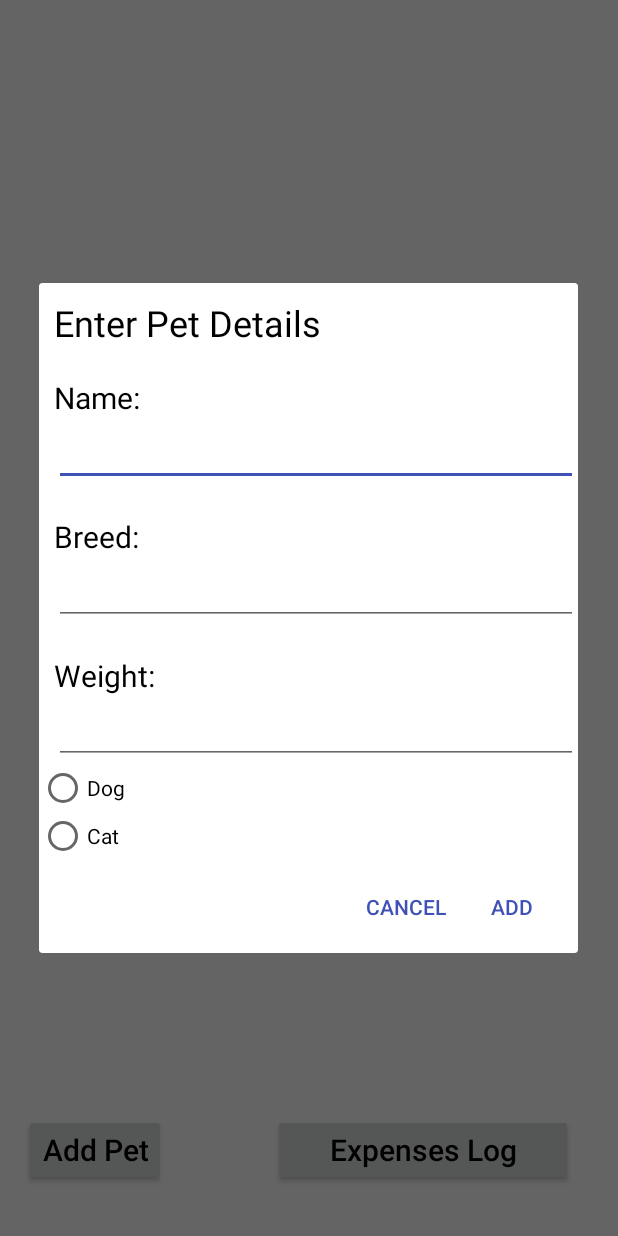
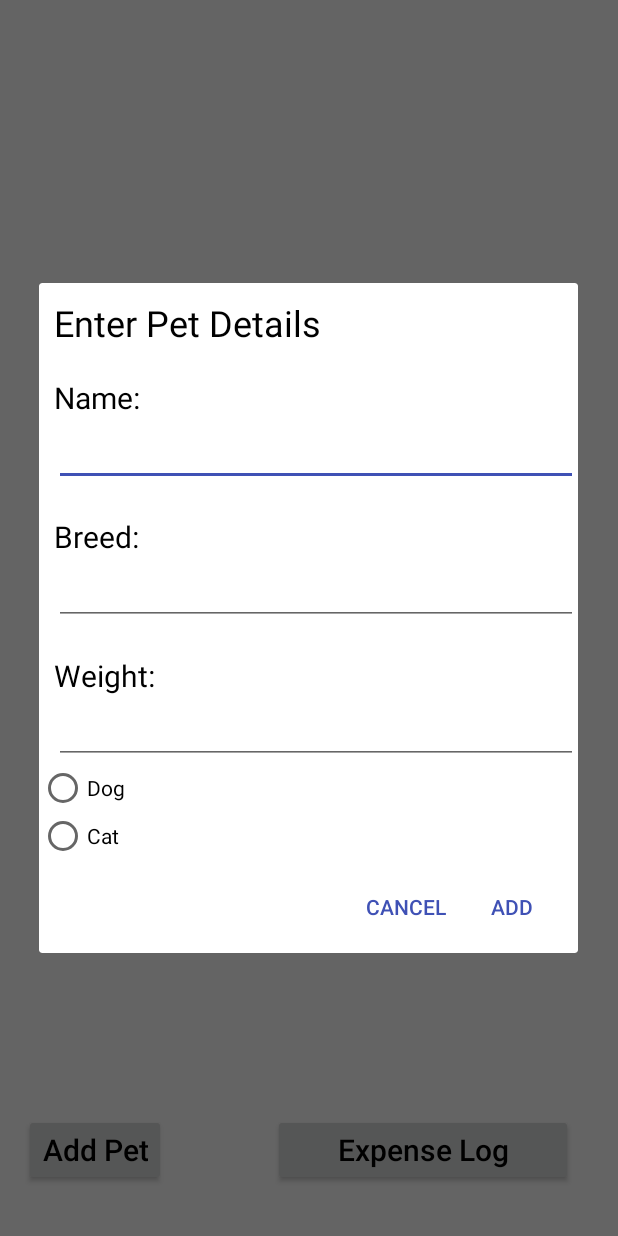
Before and after one commit to will1467/PetManagerApplication, an Android app: the screen it shows after launch (MainActivity), after a tap on "Add Pet", on a phone screen of 412 x 824 dp. Run offline under Robolectric (Android 15) with nearby library versions, the phone set to English and light mode, and no system bars.

Commit message:
Updated with error checking

```diff
--- a/app/src/main/res/layout/activity_feeding.xml
+++ b/app/src/main/res/layout/activity_feeding.xml
@@ -17,7 +17,7 @@
             android:id="@+id/feeding_title"
             android:layout_width="wrap_content"
             android:layout_height="56dp"
-            android:text="Schedule Feeding Times"
+            android:text="@string/feed_time"
             android:textAllCaps="false"
             android:textColor="@android:color/black"
             android:textSize="30sp"
@@ -29,7 +29,7 @@
             android:layout_width="match_parent"
             android:layout_height="wrap_content"
             android:onClick="showTimePicker"
-            android:text="Schedule New Feeding Time"
+            android:text="@string/new_time"
             android:textAllCaps="false" />
 
         <TextView
@@ -37,7 +37,7 @@
             android:layout_width="match_parent"
             android:layout_height="wrap_content"
             android:paddingTop="20dp"
-            android:text="Current Feeding Times"
+            android:text="@string/current_time"
             android:textAllCaps="false"
             android:textColor="@android:color/black"
             android:textSize="25sp" />
--- a/app/src/main/res/layout/activity_main.xml
+++ b/app/src/main/res/layout/activity_main.xml
@@ -21,34 +21,34 @@
         android:id="@+id/add_pet_Button"
         android:layout_width="wrap_content"
         android:layout_height="wrap_content"
-        android:text="Add Pet"
+        android:layout_marginBottom="33dp"
+        android:layout_marginLeft="16dp"
+        android:layout_marginStart="16dp"
+        android:text="@string/add_pet"
+        android:textAllCaps="false"
         android:textColor="@android:color/black"
         android:textSize="20sp"
-        android:textAllCaps="false"
+        app:layout_constraintBottom_toBottomOf="parent"
+        app:layout_constraintLeft_toLeftOf="parent"
         tools:layout_constraintBottom_creator="1"
-        android:layout_marginStart="16dp"
-        app:layout_constraintBottom_toBottomOf="parent"
-        tools:layout_constraintLeft_creator="1"
-        android:layout_marginBottom="33dp"
-        app:layout_constraintLeft_toLeftOf="parent"
-        android:layout_marginLeft="16dp" />
+        tools:layout_constraintLeft_creator="1" />
 
     <Button
         android:id="@+id/exp_log_btn"
         android:layout_width="200dp"
         android:layout_height="wrap_content"
         android:layout_gravity="top|start"
+        android:layout_marginBottom="33dp"
         android:layout_marginEnd="30dp"
-        android:text="Expenses Log"
+        android:layout_marginRight="30dp"
+        android:text="@string/add_expense"
+        android:textAllCaps="false"
         android:textColor="@android:color/black"
         android:textSize="20sp"
-        android:textAllCaps="false"
         app:layout_anchorGravity="bottom|right"
-        tools:layout_constraintRight_creator="1"
-        tools:layout_constraintBottom_creator="1"
         app:layout_constraintBottom_toBottomOf="parent"
         app:layout_constraintRight_toRightOf="parent"
-        android:layout_marginBottom="33dp"
-        android:layout_marginRight="30dp" />
+        tools:layout_constraintBottom_creator="1"
+        tools:layout_constraintRight_creator="1" />
 
 </android.support.constraint.ConstraintLayout>
--- a/app/src/main/res/layout/activity_walking.xml
+++ b/app/src/main/res/layout/activity_walking.xml
@@ -17,7 +17,7 @@
             android:id="@+id/walking_title"
             android:layout_width="wrap_content"
             android:layout_height="56dp"
-            android:text="Schedule Walking Times"
+            android:text="@string/walk"
             android:textAllCaps="false"
             android:textColor="@android:color/black"
             android:textSize="30sp"
@@ -29,7 +29,7 @@
             android:layout_width="match_parent"
             android:layout_height="wrap_content"
             android:onClick="showTimePicker"
-            android:text="Schedule New Walking Time"
+            android:text="@string/new_walk"
             android:textAllCaps="false" />
 
         <TextView
@@ -37,7 +37,7 @@
             android:layout_width="match_parent"
             android:layout_height="wrap_content"
             android:paddingTop="20dp"
-            android:text="Current Walking Times"
+            android:text="@string/curr_walk"
             android:textAllCaps="false"
             android:textColor="@android:color/black"
             android:textSize="25sp" />
--- a/app/src/main/res/layout/add_pet_layout.xml
+++ b/app/src/main/res/layout/add_pet_layout.xml
@@ -10,18 +10,18 @@
         android:layout_height="wrap_content"
         android:layout_marginStart="10dp"
         android:layout_marginTop="10dp"
-        android:text="Enter Pet Details"
+        android:text="@string/sDets"
         android:textColor="@android:color/black"
         android:textSize="24sp" />
 
     <TextView
         android:id="@+id/petNameTitle"
-        android:layout_marginStart="10dp"
         android:layout_width="match_parent"
         android:layout_height="wrap_content"
+        android:layout_marginStart="10dp"
         android:layout_marginTop="20dp"
         android:labelFor="@+id/petName"
-        android:text="Name:"
+        android:text="@string/sName"
         android:textColor="@android:color/black"
         android:textSize="20sp" />
 
@@ -38,12 +38,12 @@
 
     <TextView
         android:id="@+id/petBreedTitle"
-        android:layout_marginStart="10dp"
         android:layout_width="match_parent"
         android:layout_height="wrap_content"
+        android:layout_marginStart="10dp"
         android:layout_marginTop="20dp"
         android:labelFor="@+id/petName"
-        android:text="Breed:"
+        android:text="@string/sBreed"
         android:textColor="@android:color/black"
         android:textSize="20sp" />
 
@@ -60,12 +60,12 @@
 
     <TextView
         android:id="@+id/petWeightTitle"
-        android:layout_marginStart="10dp"
         android:layout_width="match_parent"
         android:layout_height="wrap_content"
+        android:layout_marginStart="10dp"
         android:layout_marginTop="20dp"
         android:labelFor="@+id/petName"
-        android:text="Weight:"
+        android:text="@string/sWeight"
         android:textColor="@android:color/black"
         android:textSize="20sp" />
 
@@ -90,14 +90,14 @@
             android:layout_width="match_parent"
             android:layout_height="wrap_content"
             android:layout_weight="1"
-            android:text="Dog" />
+            android:text="@string/sDog" />
 
         <RadioButton
             android:id="@+id/radioButtonCat"
             android:layout_width="match_parent"
             android:layout_height="wrap_content"
             android:layout_weight="1"
-            android:text="Cat" />
+            android:text="@string/sCat" />
     </RadioGroup>
 
 </LinearLayout>
--- a/app/src/main/res/values/strings.xml
+++ b/app/src/main/res/values/strings.xml
@@ -22,4 +22,23 @@
     <string name="dog_info">Use this calculator to work out the recommended daily calorie intake for
         your dog based off its weight. Different dogs have different dietary intakes so use the
         radio buttons to select the categories appropriate to your dog.</string>
+    <string name="exp_total">Total</string>
+    <string name="feed_time">Schedule Feeding Times</string>
+    <string name="new_time">Schedule New Feeding Time</string>
+    <string name="current_time">Current Feeding Times</string>
+    <string name="add_pet">Add Pet</string>
+    <string name="add_expense">Expense Log</string>
+    <string name="walk">Schedule Walking Times</string>
+    <string name="new_walk">Schedule New Walking Time</string>
+    <string name="curr_walk">Current Walking Times</string>
+    <string name="hTitle">Enter expense title</string>
+    <string name="hDetail">Enter expense details</string>
+    <string name="hCost">Enter expense cost</string>
+    <string name="hPet">Which pet is this expense for?</string>
+    <string name="sDets">Enter Pet Details</string>
+    <string name="sName">Name:</string>
+    <string name="sBreed">Breed:</string>
+    <string name="sWeight">Weight:</string>
+    <string name="sCat">Cat</string>
+    <string name="sDog">Dog</string>
 </resources>
```
Also changed, not shown: app/src/main/java/com/example/williamrussa3/petmanagerapplication/ExpensesActivity.java (+18 -7 lines), app/src/main/res/layout/activity_expenses.xml (+6 -6 lines), app/src/main/res/layout/add_expense.xml (+15 -15 lines).
